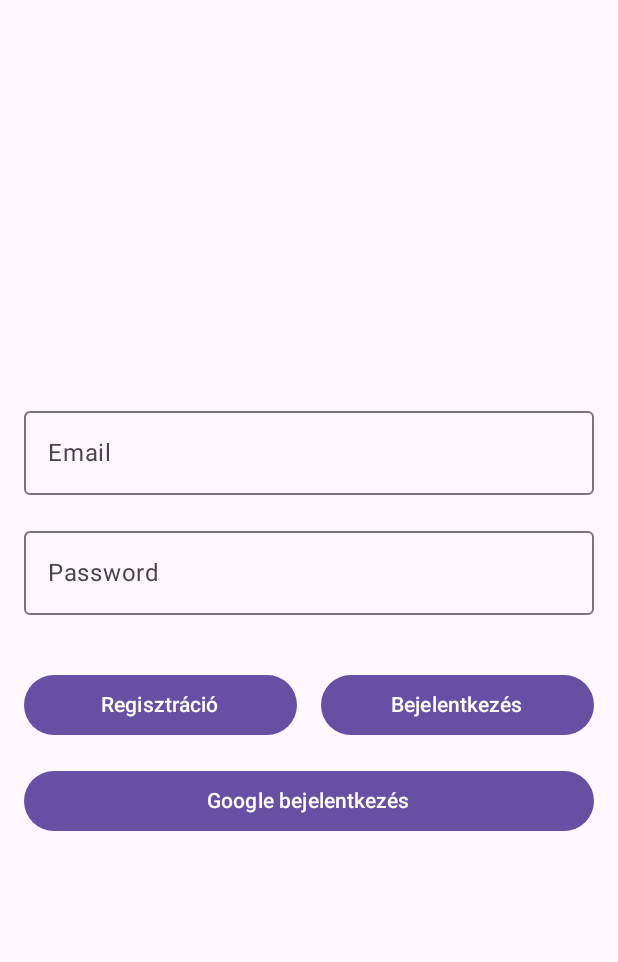
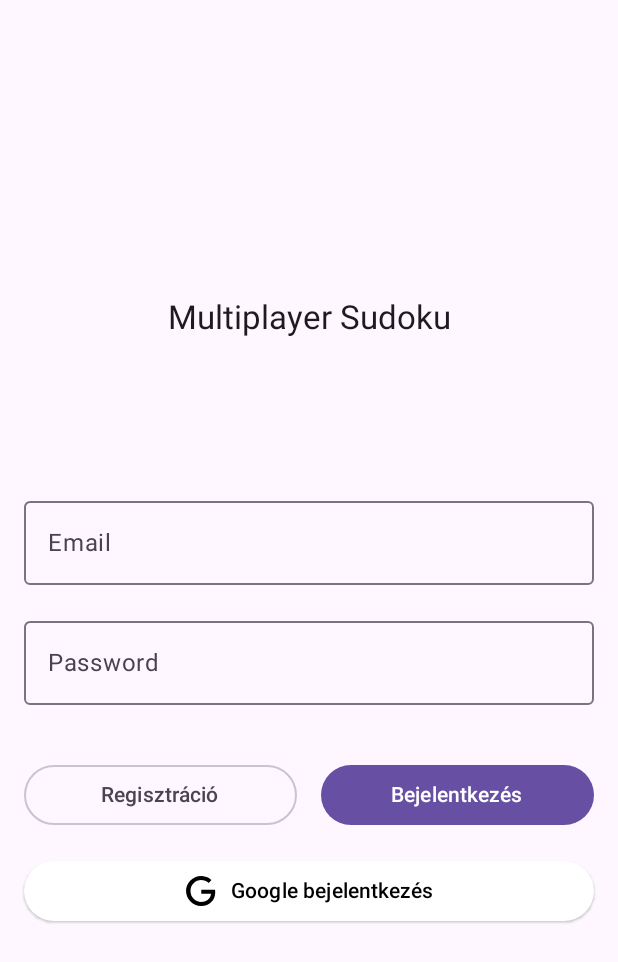
Before and after one commit to WholesomeWare/MultiplayerSudoku, an Android app built with Jetpack Compose: the screen it shows after launch (LoginActivity), on a phone screen of 412 x 824 dp. Shown: the top 962 px of the screen. Run offline under Robolectric (Android 15) with nearby library versions, the phone set to English and light mode, and no system bars; our stand-ins replace Firebase (no records; nobody signed in at launch, a user with empty details on screens opened directly); libraries missing offline, so code that uses them is left out: com.csakitheone.wholesomeware_brand.

Commit message:
LoginActivity szépítgetés

```diff
--- a/app/src/main/java/com/wholesomeware/multiplayersudoku/LoginActivity.kt
+++ b/app/src/main/java/com/wholesomeware/multiplayersudoku/LoginActivity.kt
@@ -10,8 +10,13 @@ import androidx.compose.foundation.layout.Row
 import androidx.compose.foundation.layout.fillMaxSize
 import androidx.compose.foundation.layout.fillMaxWidth
 import androidx.compose.foundation.layout.padding
+import androidx.compose.material.icons.Icons
 import androidx.compose.material3.Button
+import androidx.compose.material3.ButtonDefaults
+import androidx.compose.material3.ElevatedButton
+import androidx.compose.material3.Icon
 import androidx.compose.material3.MaterialTheme
+import androidx.compose.material3.OutlinedButton
 import androidx.compose.material3.OutlinedTextField
 import androidx.compose.material3.Surface
 import androidx.compose.material3.Text
@@ -22,6 +27,8 @@ import androidx.compose.runtime.remember
 import androidx.compose.runtime.setValue
 import androidx.compose.ui.Alignment
 import androidx.compose.ui.Modifier
+import androidx.compose.ui.graphics.Color
+import androidx.compose.ui.res.painterResource
 import androidx.compose.ui.text.input.PasswordVisualTransformation
 import androidx.compose.ui.tooling.preview.Preview
 import androidx.compose.ui.unit.dp
@@ -44,7 +51,6 @@ class LoginActivity : ComponentActivity() {
             var password by remember { mutableStateOf("") }
             var errorMessage by remember { mutableStateOf("") }
 
-            //TODO: szépítgetés
             Surface(
                 modifier = Modifier.fillMaxSize(),
                 color = MaterialTheme.colorScheme.background
@@ -56,6 +62,11 @@ class LoginActivity : ComponentActivity() {
                     verticalArrangement = Arrangement.Center,
                     horizontalAlignment = Alignment.CenterHorizontally
                 ) {
+                    Text(
+                        modifier = Modifier.padding(bottom = 92.dp),
+                        text = "Multiplayer Sudoku",
+                        style = MaterialTheme.typography.titleLarge,
+                    )
 
                     OutlinedTextField(
                         modifier = Modifier
@@ -75,21 +86,25 @@ class LoginActivity : ComponentActivity() {
                         onValueChange = { password = it },
                         label = { Text("Password") },
                         visualTransformation = PasswordVisualTransformation(),
-                        supportingText = {Text(errorMessage)},
+                        supportingText = { Text(errorMessage) },
                         isError = errorMessage.isNotBlank(),
                     )
-                    Row(){
-                        Button(
+                    Row {
+                        OutlinedButton(
                             modifier = Modifier
                                 .weight(1f)
                                 .padding(8.dp),
                             onClick = {
                                 Auth.registerWithEmailAndPassword(email, password) {
-                                    if(it){
-                                        startActivity(Intent(this@LoginActivity, MainActivity::class.java))
+                                    if (it) {
+                                        startActivity(
+                                            Intent(
+                                                this@LoginActivity,
+                                                MainActivity::class.java
+                                            )
+                                        )
                                         finish()
-                                    }
-                                    else{
+                                    } else {
                                         errorMessage = "Hiba!"
                                     }
                                 }
@@ -104,11 +119,15 @@ class LoginActivity : ComponentActivity() {
                                 .padding(8.dp),
                             onClick = {
                                 Auth.signInWithEmailAndPassword(email, password) {
-                                    if(it){
-                                        startActivity(Intent(this@LoginActivity, MainActivity::class.java))
+                                    if (it) {
+                                        startActivity(
+                                            Intent(
+                                                this@LoginActivity,
+                                                MainActivity::class.java
+                                            )
+                                        )
                                         finish()
-                                    }
-                                    else{
+                                    } else {
                                         errorMessage = "Hiba!"
                                     }
                                 }
@@ -118,17 +137,26 @@ class LoginActivity : ComponentActivity() {
                         }
                     }
 
-
-
-                    Button(
+                    ElevatedButton(
                         modifier = Modifier
                             .fillMaxWidth()
                             .padding(8.dp),
                         onClick = {
                             /*TODO Auth függvény meghívása*/
                         },
+                        colors = ButtonDefaults.buttonColors(
+                            containerColor = Color.White,
+                            contentColor = Color.Black,
+                        ),
                     ) {
-                        Text("Google bejelentkezés")
+                        Icon(
+                            painter = painterResource(id = R.drawable.ic_google),
+                            contentDescription = null,
+                        )
+                        Text(
+                            modifier = Modifier.padding(start = 8.dp),
+                            text = "Google bejelentkezés",
+                        )
                     }
                 }
             }
--- /dev/null
+++ b/app/src/main/res/drawable/ic_google.xml
@@ -0,0 +1,10 @@
+<!-- drawable/google.xml -->
+<vector xmlns:android="http://schemas.android.com/apk/res/android"
+    android:width="24dp"
+    android:height="24dp"
+    android:viewportWidth="24"
+    android:viewportHeight="24">
+    <path
+        android:fillColor="#000000"
+        android:pathData="M21.35,11.1H12.18V13.83H18.69C18.36,17.64 15.19,19.27 12.19,19.27C8.36,19.27 5,16.25 5,12C5,7.9 8.2,4.73 12.2,4.73C15.29,4.73 17.1,6.7 17.1,6.7L19,4.72C19,4.72 16.56,2 12.1,2C6.42,2 2.03,6.8 2.03,12C2.03,17.05 6.16,22 12.25,22C17.6,22 21.5,18.33 21.5,12.91C21.5,11.76 21.35,11.1 21.35,11.1V11.1Z" />
+</vector>
```
